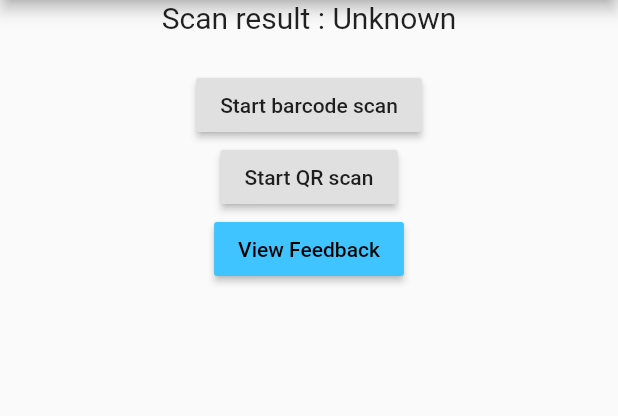
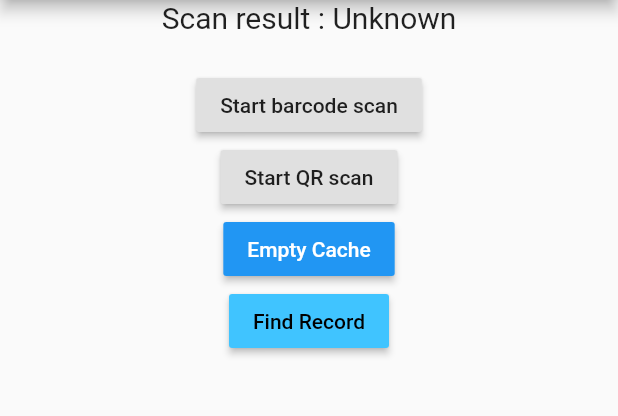
Before and after one commit to teodorkasap/flutter_query_barcode_test, a Flutter app: the screen it shows after launch, on a phone screen of 412 x 824 dp, the part 84-500 px from its top. Run offline on Flutter 3.47's test engine with Material 2 defaults, Android fonts, the phone set to English and light mode, and no system bars; our stand-ins replace flutter_cache_manager; missing offline and left inert: flutter_barcode_scanner.

Commit message:
emptying cache works

```diff
--- a/lib/main.dart
+++ b/lib/main.dart
@@ -6,6 +6,8 @@ import 'feedback_list.dart';
 import 'dart:async';
 import 'package:flutter/services.dart';
 import 'package:flutter_barcode_scanner/flutter_barcode_scanner.dart';
+import 'package:flutter_cache_manager/flutter_cache_manager.dart';
+
 
 void main() => runApp(MyApp());
 
@@ -144,12 +146,12 @@ class _MyHomePageState extends State<MyHomePage> {
                 child: Text("Start barcode scan")),
             RaisedButton(
                 onPressed: () => scanQR(), child: Text("Start QR scan")),
-            // RaisedButton(
-            //   color: Colors.blue,
-            //   textColor: Colors.white,
-            //   onPressed: _submitForm,
-            //   child: Text('Submit Feedback'),
-            // ),
+            RaisedButton(
+              color: Colors.blue,
+              textColor: Colors.white,
+              onPressed: () => DefaultCacheManager().emptyCache(),
+              child: Text('Empty Cache'),
+            ),
             RaisedButton(
               color: Colors.lightBlueAccent,
               textColor: Colors.black,
@@ -161,7 +163,7 @@ class _MyHomePageState extends State<MyHomePage> {
                     ),
                     );
               },
-              child: Text('View Feedback'),
+              child: Text('Find Record'),
             ),
           ],
         ),
```
